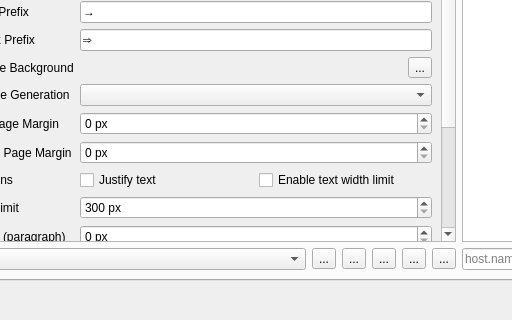
This is src/dialogs/settingsdialog.ui in ikskuh/kristall as Qt 5 draws it before an edit; both pictures show x 91 to 603 and y 345 to 665 of the 1100 by 665 pixel window. The edited form follows.
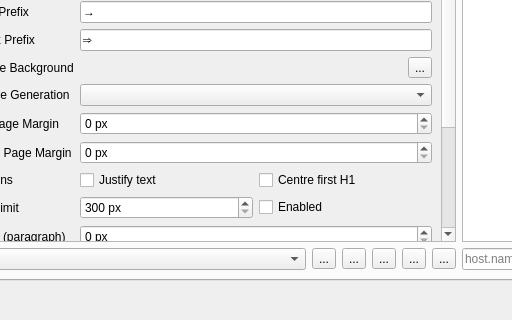
This is the edited form. The open tabs and pages were chosen to show the change. Icons and pictures are not drawn. Custom widgets are drawn as their Qt base class.

```diff
--- a/src/dialogs/settingsdialog.ui
+++ b/src/dialogs/settingsdialog.ui
@@ -1108,9 +1108,9 @@
                 </widget>
                </item>
                <item>
-                <widget class="QCheckBox" name="enable_text_width">
+                <widget class="QCheckBox" name="enable_centre_h1">
                  <property name="text">
-                  <string>Enable text width limit</string>
+                  <string>Centre first H1 </string>
                  </property>
                  <property name="toolTip">
                   <string>Whether to limit the width of formatted text on the page or not.</string>
@@ -1131,6 +1131,8 @@
               </widget>
              </item>
              <item row="17" column="1">
+              <layout class="QHBoxLayout" name="horizontalLayout_26">
+               <item>
               <widget class="QSpinBox" name="text_width">
                <property name="minimum">
                 <number>300</number>
@@ -1146,6 +1148,18 @@
                </property>
               </widget>
              </item>
+               <item>
+                <widget class="QCheckBox" name="enable_text_width">
+                 <property name="text">
+                  <string>Enabled</string>
+                 </property>
+                 <property name="toolTip">
+                  <string>Whether to limit the width of formatted text on the page or not.</string>
+                 </property>
+                </widget>
+               </item>
+              </layout>
+             </item>
 
              <item row="18" column="0">
               <widget class="QLabel" name="label_35">
```
Left out of the diff: 5 changed lines with no effect on the pictures. Lines whose indentation alone changed are shown as unchanged.
